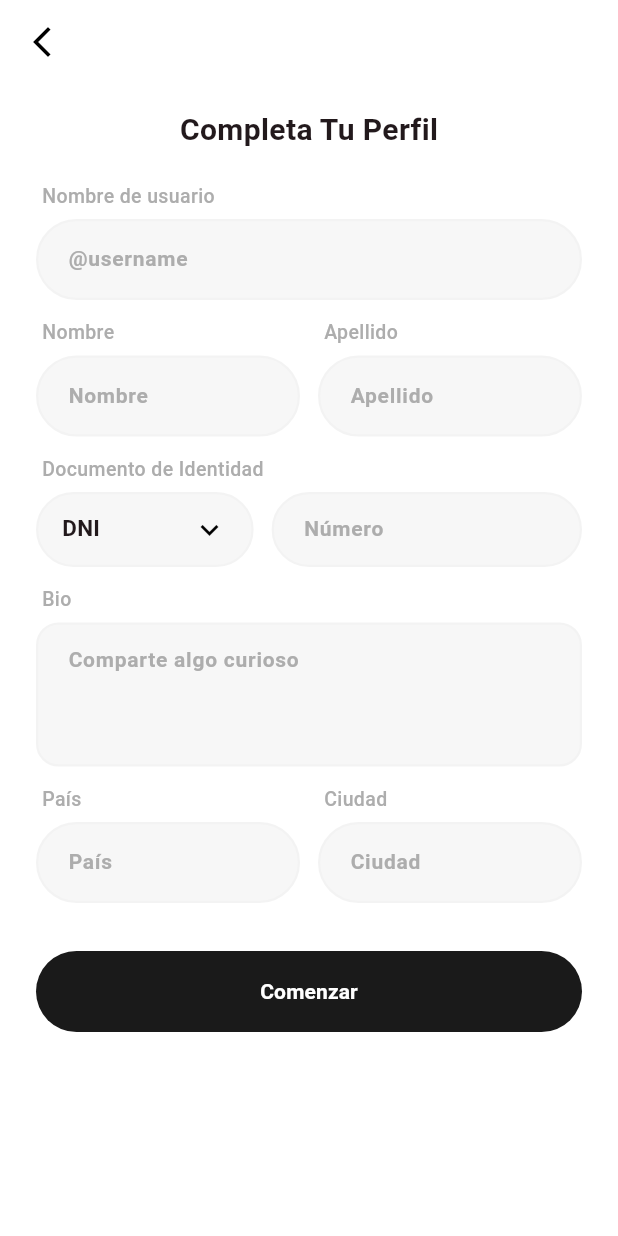
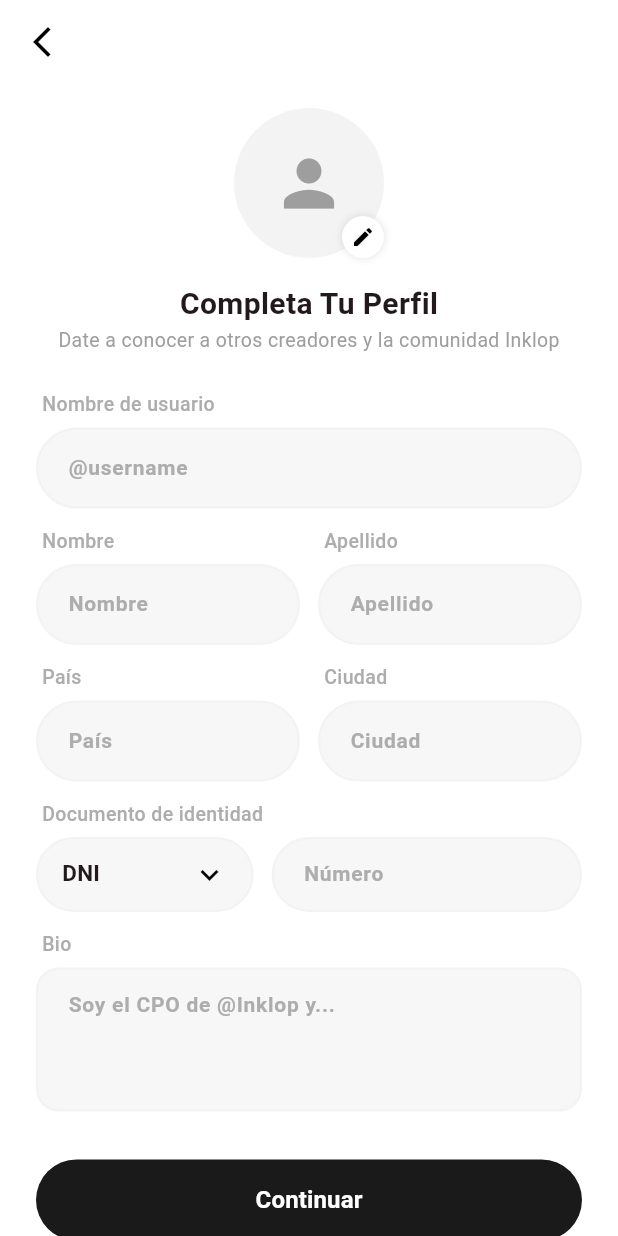
Before and after one commit to RicharRomero123/app-inklo-movil, a Flutter app: the CreatorProfileScreen screen opened directly with empty values, on a phone screen of 412 x 824 dp. Run offline on Flutter 3.47's test engine with Material 3 defaults, Android fonts, the phone set to English and light mode, and no system bars; our stand-ins replace flutter_secure_storage, image_picker; missing offline and left inert: auth0_flutter; accounts and stored records are empty.

Commit message:
update chamge

```diff
--- a/lib/features/auth/presentation/screens/creator_profile_screen.dart
+++ b/lib/features/auth/presentation/screens/creator_profile_screen.dart
@@ -1,7 +1,9 @@
 import 'dart:async';
 import 'dart:convert';
+import 'dart:io';
 import 'package:flutter/material.dart';
-import 'package:inklop_v1/core/utils/custom_input.dart';
+import 'package:image_picker/image_picker.dart';
+import 'package:inklop_v1/core/utils/custom_input.dart'; // Ajusta la ruta si es necesario
 import '../../../../core/services/secure_storage_service.dart';
 import '../../data/user_api_service.dart';
 import '../../../main/presentation/main_screen.dart';
@@ -24,7 +26,10 @@ class _CreatorProfileScreenState extends State<CreatorProfileScreen> {
   bool? _isUsernameValid;
   bool _isLoadingPost = false;
 
-  // NUEVO: Variable para el Dropdown
+  // Variables para la foto de perfil
+  File? _profileImage;
+  final ImagePicker _picker = ImagePicker();
+
   String _selectedDocType = 'DNI';
   final List<String> _docTypes = ['DNI', 'RUC', 'CE', 'PASAPORTE'];
 
@@ -44,6 +49,20 @@ class _CreatorProfileScreenState extends State<CreatorProfileScreen> {
     _focusNodes.forEach((k, v) => v.addListener(() => setState(() {})));
   }
 
+  // --- Función para seleccionar la imagen ---
+  Future<void> _pickImage() async {
+    try {
+      final XFile? image = await _picker.pickImage(source: ImageSource.gallery, imageQuality: 80);
+      if (image != null) {
+        setState(() {
+          _profileImage = File(image.path);
+        });
+      }
+    } catch (e) {
+      print("Error al seleccionar imagen: $e");
+    }
+  }
+
   void _onUsernameChanged(String value) {
     if (_debounce?.isActive ?? false) _debounce!.cancel();
     if (value.isEmpty) { setState(() { _isUsernameValid = null; _isCheckingUsername = false; }); return; }
@@ -61,44 +80,46 @@ class _CreatorProfileScreenState extends State<CreatorProfileScreen> {
   }
 
   Future<void> _submitData() async {
-    // 1. VALIDACIONES LOCALES DE CAMPOS VACÍOS (Esto evita el Error 400)
     if (_isUsernameValid != true) return;
 
-    if (_controllers['nombre']!.text.isEmpty ||
-        _controllers['apellido']!.text.isEmpty ||
-        _controllers['documento']!.text.isEmpty ||
-        _controllers['pais']!.text.isEmpty ||
-        _controllers['ciudad']!.text.isEmpty ||
-        _controllers['bio']!.text.isEmpty) {
-      ScaffoldMessenger.of(context).showSnackBar(
-          const SnackBar(content: Text('Por favor llena todos los campos, incluyendo país y ciudad.'), backgroundColor: Colors.orange)
-      );
+    if (_controllers['nombre']!.text.isEmpty || _controllers['apellido']!.text.isEmpty ||
+        _controllers['documento']!.text.isEmpty || _controllers['pais']!.text.isEmpty ||
+        _controllers['ciudad']!.text.isEmpty || _controllers['bio']!.text.isEmpty) {
+      ScaffoldMessenger.of(context).showSnackBar(const SnackBar(content: Text('Por favor llena todos los campos.'), backgroundColor: Colors.orange));
       return;
     }
 
     setState(() => _isLoadingPost = true);
 
     try {
-      // 2. CONSTRUIR PAYLOAD
+      // 1. CONSTRUIR PAYLOAD (POST)
       final payload = {
         "real_name": '${_controllers['nombre']!.text} ${_controllers['apellido']!.text}'.trim(),
         "username": _controllers['username']!.text.trim(),
-        "typeDocument": _selectedDocType, // El valor del Dropdown
+        "typeDocument": _selectedDocType,
         "document": _controllers['documento']!.text.trim(),
-        "avatarUrl": "https://placeholder.com/avatar.png", // Temporal hasta que subas fotos
+        // 🔥 SOLUCIÓN: URL temporal válida para que el backend no lance Error 400
+        "avatarUrl": "https://ui-avatars.com/api/?name=User&background=random",
         "country": _controllers['pais']!.text.trim(),
         "city": _controllers['ciudad']!.text.trim(),
         "birthDate": widget.birthDate,
         "description": _controllers['bio']!.text.trim()
       };
 
-      // 3. IMPRIMIR EL JSON EXACTO PARA SWAGGER
-      print('\n============= JSON PARA SWAGGER (CÓPIALO) =============');
+      print('\n============= JSON PARA SWAGGER (POST) =============');
       print(jsonEncode(payload));
-      print('=======================================================\n');
 
-      final success = await _apiService.registerExtraData(payload, widget.accessToken);
-      if (success) {
+      // 2. ENVIAR POST
+      final successPost = await _apiService.registerExtraData(payload, widget.accessToken);
+
+      if (successPost) {
+        // 3. SI HAY IMAGEN, ENVIAR PUT MULTIPART
+        if (_profileImage != null) {
+          print('Enviando PUT de imagen...');
+          await _apiService.uploadProfileImage(_profileImage!.path, widget.accessToken);
+        }
+
+        // 4. GUARDAR TOKEN Y NAVEGAR AL HOME
         await _storageService.saveToken(widget.accessToken);
         if (mounted) {
           Navigator.pushAndRemoveUntil(context, MaterialPageRoute(builder: (_) => const MainScreen()), (route) => false);
@@ -127,8 +148,32 @@ class _CreatorProfileScreenState extends State<CreatorProfileScreen> {
           child: Column(
             crossAxisAlignment: CrossAxisAlignment.start,
             children: [
+              // SECCIÓN DEL AVATAR CON LA LIBRERÍA DE FOTOS
+              Center(
+                child: GestureDetector(
+                  onTap: _pickImage,
+                  child: Stack(
+                    alignment: Alignment.bottomRight,
+                    children: [
+                      CircleAvatar(
+                        radius: 50,
+                        backgroundColor: const Color(0xFFF3F3F3),
+                        backgroundImage: _profileImage != null ? FileImage(_profileImage!) : null,
+                        child: _profileImage == null ? const Icon(Icons.person, size: 50, color: Colors.grey) : null,
+                      ),
+                      Container(
+                        padding: const EdgeInsets.all(6),
+                        decoration: const BoxDecoration(color: Colors.white, shape: BoxShape.circle, boxShadow: [BoxShadow(color: Colors.black12, blurRadius: 4)]),
+                        child: const Icon(Icons.edit, size: 16, color: Colors.black),
+                      ),
+                    ],
+                  ),
+                ),
+              ),
+              const SizedBox(height: 16),
               const Center(child: Text('Completa Tu Perfil', style: TextStyle(fontSize: 20, fontWeight: FontWeight.bold))),
-              const SizedBox(height: 20),
+              const Center(child: Text('Date a conocer a otros creadores y la comunidad Inklop', style: TextStyle(fontSize: 13, color: Colors.grey))),
+              const SizedBox(height: 24),
 
               CustomInput(label: 'Nombre de usuario', hint: '@username', controller: _controllers['username']!, focusNode: _focusNodes['username']!, onChanged: _onUsernameChanged, suffixIcon: userSuffix),
               if (_isUsernameValid == false && !_isCheckingUsername) const Padding(padding: EdgeInsets.only(left: 8.0), child: Text('Usuario no disponible', style: TextStyle(color: Colors.red, fontSize: 12))),
@@ -143,68 +188,6 @@ class _CreatorProfileScreenState extends State<CreatorProfileScreen> {
               ),
               const SizedBox(height: 12),
 
-              // === NUEVO: ROW PARA TIPO DE DOCUMENTO Y NÚMERO ===
-              const Padding(
-                padding: EdgeInsets.only(left: 4.0, bottom: 6),
-                child: Text('Documento de Identidad', style: TextStyle(color: Color(0xFFADADAD), fontSize: 13, fontWeight: FontWeight.w500)),
-              ),
-              Row(
-                children: [
-                  // DROPDOWN BONITO
-                  Container(
-                    height: 50,
-                    padding: const EdgeInsets.symmetric(horizontal: 16),
-                    decoration: BoxDecoration(
-                      color: const Color(0xFFF7F7F7),
-                      borderRadius: BorderRadius.circular(30),
-                      border: Border.all(color: const Color(0xFFF3F3F3), width: 1.5),
-                    ),
-                    child: DropdownButtonHideUnderline(
-                      child: DropdownButton<String>(
-                        value: _selectedDocType,
-                        icon: const Icon(Icons.keyboard_arrow_down, color: Colors.black),
-                        items: _docTypes.map((String type) {
-                          return DropdownMenuItem<String>(
-                            value: type,
-                            child: Text(type, style: const TextStyle(fontWeight: FontWeight.bold, fontSize: 15)),
-                          );
-                        }).toList(),
-                        onChanged: (String? newValue) {
-                          setState(() { _selectedDocType = newValue!; });
-                        },
-                      ),
-                    ),
-                  ),
-                  const SizedBox(width: 12),
-                  // INPUT NÚMERO DE DOCUMENTO (Usamos un TextField directo para emparejar la altura)
-                  Expanded(
-                    child: Container(
-                      height: 50,
-                      decoration: BoxDecoration(
-                        color: const Color(0xFFF7F7F7),
-                        borderRadius: BorderRadius.circular(30),
-                        border: Border.all(color: _focusNodes['documento']!.hasFocus ? const Color(0xFFE0E0E0) : const Color(0xFFF3F3F3), width: 1.5),
-                      ),
-                      child: TextField(
-                        controller: _controllers['documento'],
-                        focusNode: _focusNodes['documento'],
-                        keyboardType: TextInputType.number,
-                        style: const TextStyle(fontSize: 15, fontWeight: FontWeight.bold, color: Colors.black),
-                        decoration: const InputDecoration(
-                          hintText: 'Número', hintStyle: TextStyle(color: Color(0xFFADADAD), fontSize: 14),
-                          border: InputBorder.none, contentPadding: EdgeInsets.symmetric(horizontal: 20, vertical: 14),
-                        ),
-                      ),
-                    ),
-                  ),
-                ],
-              ),
-              const SizedBox(height: 12),
-              // ==================================================
-
-              CustomInput(label: 'Bio', hint: 'Comparte algo curioso', controller: _controllers['bio']!, focusNode: _focusNodes['bio']!, isBio: true),
-              const SizedBox(height: 12),
-
               Row(
                 children: [
                   Expanded(child: CustomInput(label: 'País', hint: 'País', controller: _controllers['pais']!, focusNode: _focusNodes['pais']!)),
@@ -212,14 +195,52 @@ class _CreatorProfileScreenState extends State<CreatorProfileScreen> {
                   Expanded(child: CustomInput(label: 'Ciudad', hint: 'Ciudad', controller: _controllers['ciudad']!, focusNode: _focusNodes['ciudad']!)),
                 ],
               ),
+              const SizedBox(height: 12),
 
+              const Padding(
+                padding: EdgeInsets.only(left: 4.0, bottom: 6),
+                child: Text('Documento de identidad', style: TextStyle(color: Color(0xFFADADAD), fontSize: 13, fontWeight: FontWeight.w500)),
+              ),
+              Row(
+                children: [
+                  Container(
+                    height: 50,
+                    padding: const EdgeInsets.symmetric(horizontal: 16),
+                    decoration: BoxDecoration(color: const Color(0xFFF7F7F7), borderRadius: BorderRadius.circular(30), border: Border.all(color: const Color(0xFFF3F3F3), width: 1.5)),
+                    child: DropdownButtonHideUnderline(
+                      child: DropdownButton<String>(
+                        value: _selectedDocType,
+                        icon: const Icon(Icons.keyboard_arrow_down, color: Colors.black),
+                        items: _docTypes.map((String type) => DropdownMenuItem<String>(value: type, child: Text(type, style: const TextStyle(fontWeight: FontWeight.bold, fontSize: 15)))).toList(),
+                        onChanged: (String? newValue) => setState(() => _selectedDocType = newValue!),
+                      ),
+                    ),
+                  ),
+                  const SizedBox(width: 12),
+                  Expanded(
+                    child: Container(
+                      height: 50,
+                      decoration: BoxDecoration(color: const Color(0xFFF7F7F7), borderRadius: BorderRadius.circular(30), border: Border.all(color: _focusNodes['documento']!.hasFocus ? const Color(0xFFE0E0E0) : const Color(0xFFF3F3F3), width: 1.5)),
+                      child: TextField(
+                        controller: _controllers['documento'], focusNode: _focusNodes['documento'], keyboardType: TextInputType.number,
+                        style: const TextStyle(fontSize: 15, fontWeight: FontWeight.bold, color: Colors.black),
+                        decoration: const InputDecoration(hintText: 'Número', hintStyle: TextStyle(color: Color(0xFFADADAD), fontSize: 14), border: InputBorder.none, contentPadding: EdgeInsets.symmetric(horizontal: 20, vertical: 14)),
+                      ),
+                    ),
+                  ),
+                ],
+              ),
+              const SizedBox(height: 12),
+
+              CustomInput(label: 'Bio', hint: 'Soy el CPO de @Inklop y...', controller: _controllers['bio']!, focusNode: _focusNodes['bio']!, isBio: true),
               const SizedBox(height: 32),
+
               SizedBox(
                 width: double.infinity, height: 54,
                 child: FilledButton(
                   onPressed: _isLoadingPost ? null : _submitData,
                   style: FilledButton.styleFrom(backgroundColor: const Color(0xFF1A1A1A)),
-                  child: _isLoadingPost ? const CircularProgressIndicator(color: Colors.white) : const Text('Comenzar', style: TextStyle(fontWeight: FontWeight.bold)),
+                  child: _isLoadingPost ? const CircularProgressIndicator(color: Colors.white) : const Text('Continuar', style: TextStyle(fontWeight: FontWeight.bold, fontSize: 16)),
                 ),
               ),
             ],
```
Also changed, not shown: lib/features/auth/data/user_api_service.dart (+28 -0 lines), lib/features/auth/presentation/screens/email_auth_screen.dart (+68 -83 lines).
